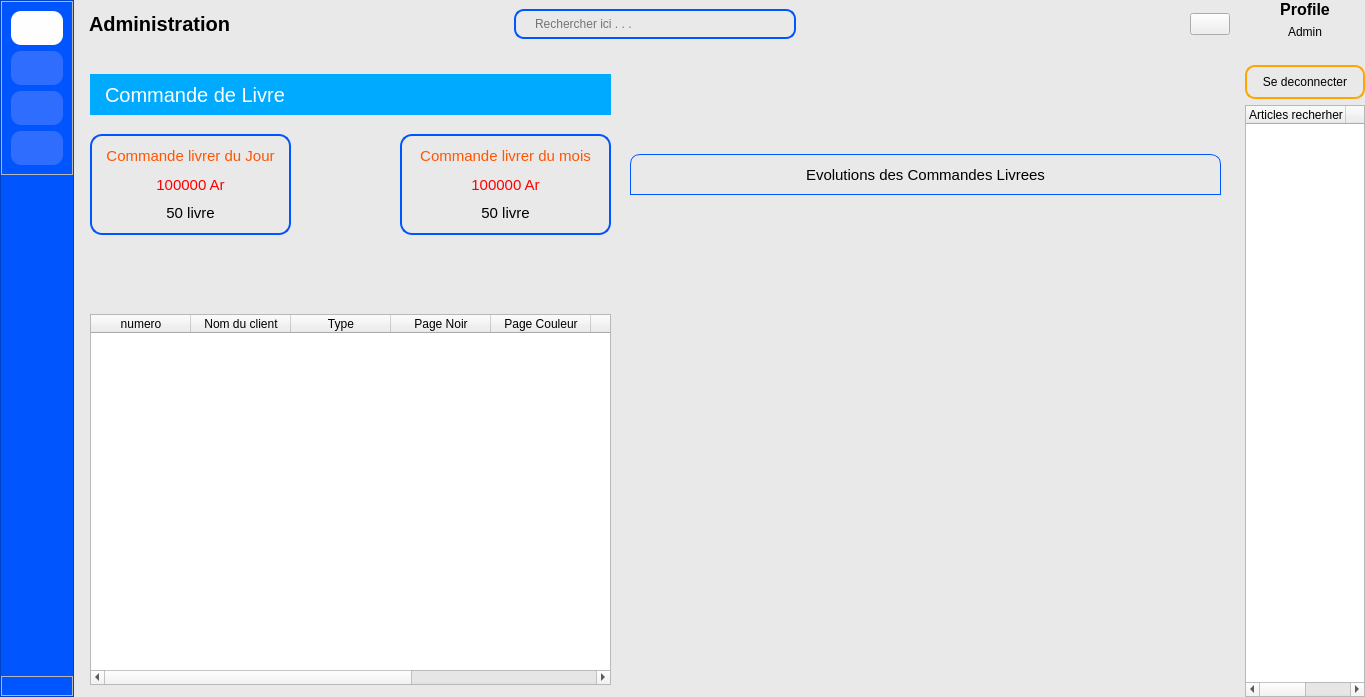
Old version of the form views/auth/main_admin_window.ui in the repository ninohantonio/Store-Management.
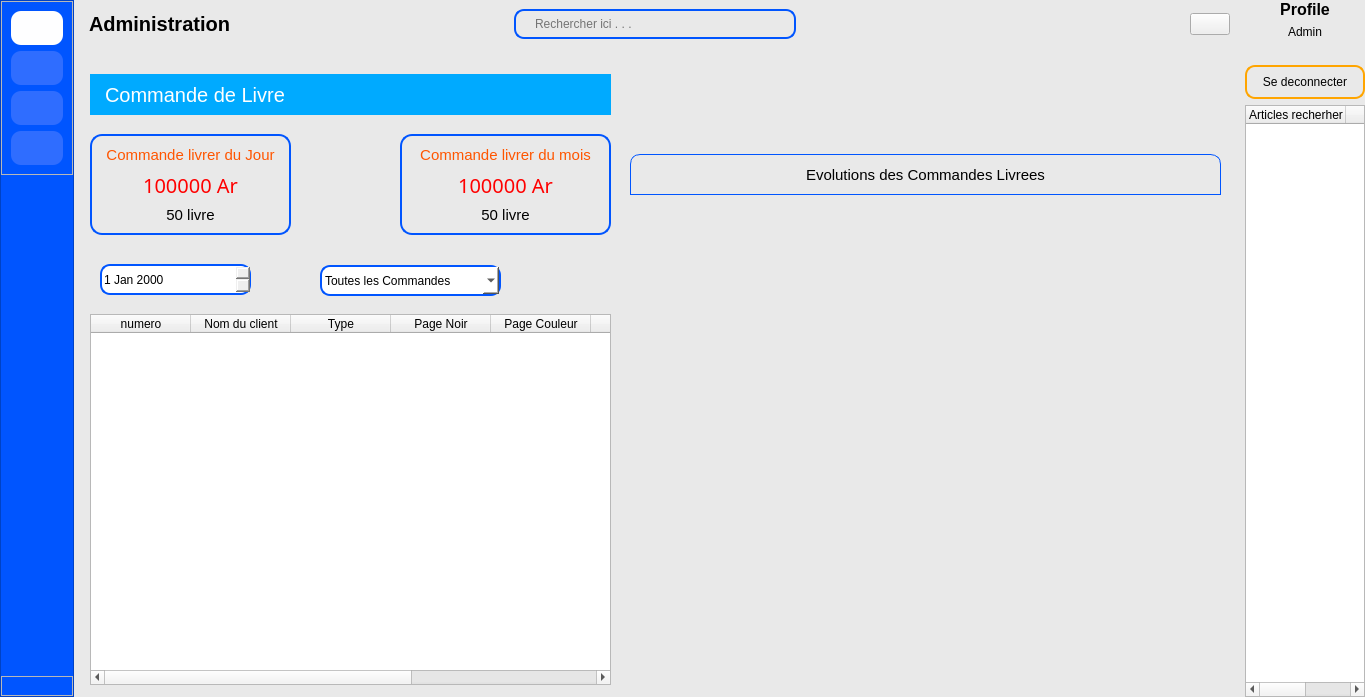
New version of the form. The open tabs and pages were chosen to show the change. Icons and pictures are not drawn. Custom widgets are drawn as their Qt base class.

Commit message: filter reliure admin

The edit to the form file:
```diff
--- a/views/auth/main_admin_window.ui
+++ b/views/auth/main_admin_window.ui
@@ -1748,7 +1748,8 @@
                    <widget class="QLabel" name="label_24">
                     <property name="font">
                      <font>
-                      <pointsize>11</pointsize>
+                      <family>Yu Gothic Medium</family>
+                      <pointsize>15</pointsize>
                      </font>
                     </property>
                     <property name="styleSheet">
@@ -1823,7 +1824,8 @@
                    <widget class="QLabel" name="label_28">
                     <property name="font">
                      <font>
-                      <pointsize>11</pointsize>
+                      <family>Yu Gothic Medium</family>
+                      <pointsize>15</pointsize>
                      </font>
                     </property>
                     <property name="styleSheet">
@@ -1941,6 +1943,51 @@
                   <set>Qt::AlignmentFlag::AlignCenter</set>
                  </property>
                 </widget>
+                <widget class="QDateEdit" name="reliureDate">
+                 <property name="geometry">
+                  <rect>
+                   <x>20</x>
+                   <y>210</y>
+                   <width>151</width>
+                   <height>31</height>
+                  </rect>
+                 </property>
+                 <property name="styleSheet">
+                  <string notr="true">
+border: 2px solid rgb(0, 85, 255);
+border-radius: 10px;</string>
+                 </property>
+                </widget>
+                <widget class="QComboBox" name="reliure_filterCombo">
+                 <property name="geometry">
+                  <rect>
+                   <x>240</x>
+                   <y>211</y>
+                   <width>181</width>
+                   <height>31</height>
+                  </rect>
+                 </property>
+                 <property name="styleSheet">
+                  <string notr="true">background: white;
+border: 2px solid rgb(0, 85, 255);
+border-radius: 10px;</string>
+                 </property>
+                 <item>
+                  <property name="text">
+                   <string>Toutes les Commandes</string>
+                  </property>
+                 </item>
+                 <item>
+                  <property name="text">
+                   <string>Commandes Livrees</string>
+                  </property>
+                 </item>
+                 <item>
+                  <property name="text">
+                   <string>Commandes Non Livrees</string>
+                  </property>
+                 </item>
+                </widget>
                </widget>
               </widget>
              </item>
```
Left out of the diff: 8 changed lines with no effect on the pictures. The commit also changes 9 other files.
